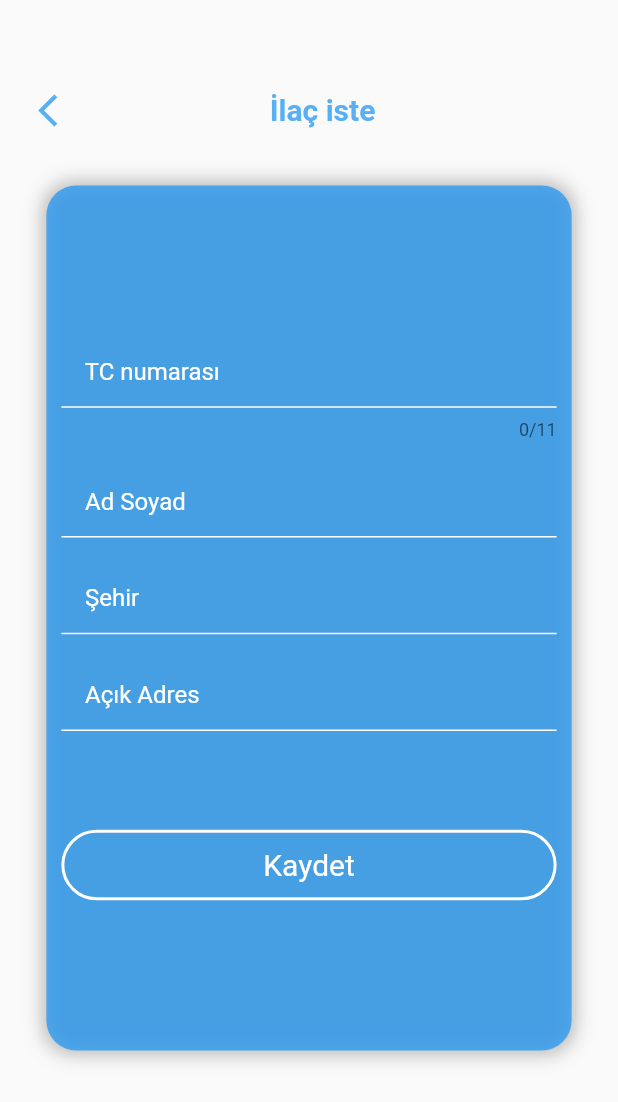
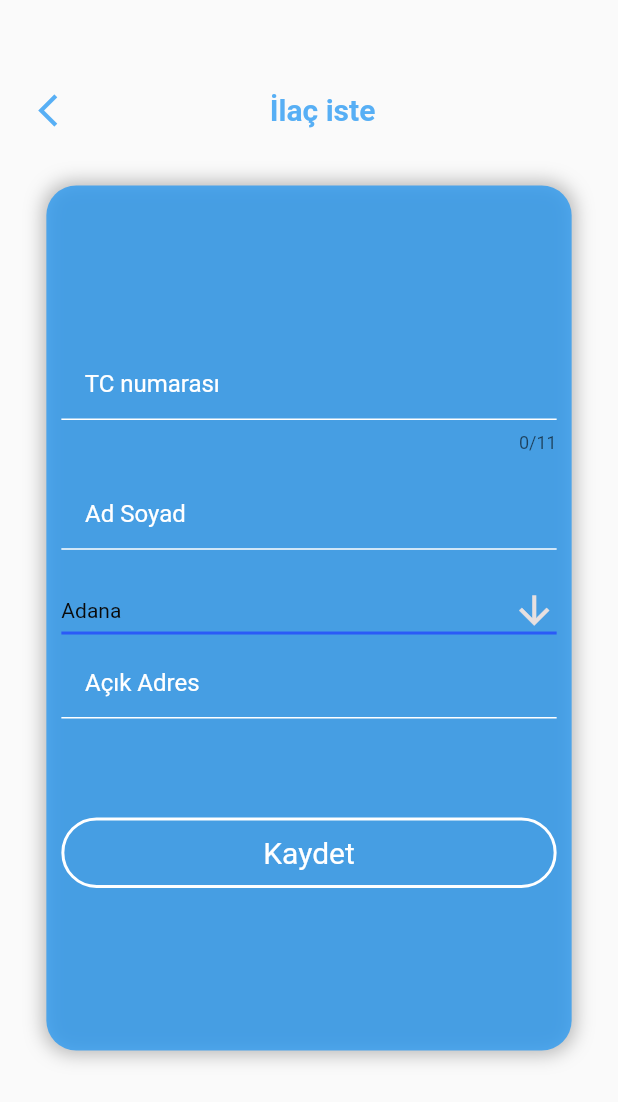
Before and after one commit to ahmedtabsho/get_medicine_project, a Flutter app: the GetWanterInfo screen opened directly with empty values, on a phone screen of 412 x 824 dp. Shown: the top 1102 px of the screen. Run offline on Flutter 3.47's test engine with Material 2 defaults, Android fonts, the light colour scheme and no system bars; our stand-ins replace cloud_firestore, firebase_auth, firebase_core, fluttertoast, geocoding, geolocator and 1 more; accounts and stored records are empty.

Commit message:
last editing

```diff
--- a/lib/medicine_info_page.dart
+++ b/lib/medicine_info_page.dart
@@ -91,8 +91,6 @@ const List<String> list = <String>[
 ];
 String dropdownValue = list.first;
 
-const List<String> list = <String>['Adana', 'Adıyaman', 'Afyonkarahisar', 'Ağrı', 'Aksaray', 'Amasya', 'Ankara', 'Antalya', 'Ardahan', 'Artvin', 'Aydın', 'Balıkesir', 'Bartın', 'Batman', 'Bayburt', 'Bilecik', 'Bingöl', 'Bitlis', 'Bolu', 'Burdur', 'Bursa', 'Çanakkale', 'Çankırı', 'Çorum', 'Denizli', 'Diyarbakır', 'Düzce', 'Edirne', 'Elazığ', 'Erzincan', 'Erzurum', 'Eskişehir', 'Gaziantep', 'Giresun', 'Gümüşhane', 'Hakkâri', 'Hatay', 'Iğdır', 'Isparta', 'İstanbul', 'İzmir', 'Kahramanmaraş', 'Karabük', 'Karaman', 'Kars', 'Kastamonu', 'Kayseri', 'Kırıkkale', 'Kırklareli', 'Kırşehir', 'Kilis', 'Kocaeli', 'Konya', 'Kütahya', 'Malatya', 'Manisa', 'Mardin', 'Mersin', 'Muğla', 'Muş', 'Nevşehir', 'Niğde', 'Ordu', 'Osmaniye', 'Rize', 'Sakarya', 'Samsun', 'Siirt', 'Sinop', 'Sivas', 'Şanlıurfa', 'Şırnak', 'Tekirdağ', 'Tokat', 'Trabzon', 'Tunceli', 'Uşak', 'Van', 'Yalova', 'Yozgat', 'Zonguldak'];
-String dropdownValue =list.first;
 class MedicineInfoWidget extends StatefulWidget {
   const MedicineInfoWidget({Key? key}) : super(key: key);
 
@@ -107,8 +105,7 @@ class _MedicineInfoWidgetState extends State<MedicineInfoWidget> {
   final TextEditingController _nameController = TextEditingController();
   final TextEditingController _medNameController = TextEditingController();
   // ignore: unused_field
-
-  late final TextEditingController _cityController= TextEditingController();
+  late final TextEditingController _cityController = TextEditingController();
   final TextEditingController _adresController = TextEditingController();
   final TextEditingController _medInfoController = TextEditingController();
 
@@ -122,9 +119,13 @@ class _MedicineInfoWidgetState extends State<MedicineInfoWidget> {
 
   Future<void> setNewMed() async {
     try {
-
-      final newMed = _firestore.collection("Medicines").doc(); // doc() parametresiz kullanarak yeni bir doküman referansı alın
-      if(_medNameController.text == ""  || _nameController.text == "" || _adresController.text == "" || _tcController.text == ""){
+      final newMed = _firestore
+          .collection("Medicines")
+          .doc(); // doc() parametresiz kullanarak yeni bir doküman referansı alın
+      if (_medNameController.text == "" ||
+          _nameController.text == "" ||
+          _adresController.text == "" ||
+          _tcController.text == "") {
         throw Exception("doğru bilgiler girin lürfen.");
       }
       await newMed.set(
@@ -132,9 +133,8 @@ class _MedicineInfoWidgetState extends State<MedicineInfoWidget> {
           'UserName': _nameController.text,
           'UserID': _auth.currentUser!.uid,
           'UserTC': _tcController.text,
-          'medName': _medNameController.text,
-
-          'City':dropdownValue,
+          'medName': _medNameController.text.toLowerCase(),
+          'City': dropdownValue,
           'Adress': _adresController.text,
           'MedInfo': _medInfoController.text,
         },
@@ -166,12 +166,9 @@ class _MedicineInfoWidgetState extends State<MedicineInfoWidget> {
     }
   }
 
-
   @override
   Widget build(BuildContext context) {
     var size = MediaQuery.of(context).size;
-
-
 
     //var city;
 
@@ -181,7 +178,8 @@ class _MedicineInfoWidgetState extends State<MedicineInfoWidget> {
         style: const TextStyle(
           color: Colors.white,
         ),
-  cursorColor: const Color.fromARGB(255, 15, 15, 15),
+        cursorColor: const Color.fromARGB(255, 244, 243, 243),
+        maxLength: 11,
         keyboardType: TextInputType.number,
         inputFormatters: [
           FilteringTextInputFormatter.allow(RegExp(r'[0-9]')),
@@ -236,7 +234,6 @@ SizedBox(
           ),
           cursorColor: Colors.white,
           decoration: const InputDecoration(
-
             hintText: '   İlaç adı',
             prefixText: ' ',
             hintStyle: TextStyle(color: Colors.white),
@@ -253,14 +250,11 @@ SizedBox(
       SizedBox(
         height: size.height * 0.02,
       ),
-
-
       DropdownButton<String>(
-
         value: dropdownValue,
         icon: const Icon(Icons.arrow_downward),
         elevation: 16,
-      style: const TextStyle(color: Color.fromARGB(255, 25, 26, 26)),
+        style: const TextStyle(color: Color.fromRGBO(10, 10, 10, 1)),
         underline: Container(
           height: 2,
           color: const Color.fromARGB(255, 42, 90, 247),
@@ -279,11 +273,9 @@ SizedBox(
         }).toList(),
 
         iconSize: 30.0,
-        iconEnabledColor: const Color.fromARGB(255, 18, 18, 18),
+        iconEnabledColor: const Color.fromRGBO(231, 224, 224, 1),
         isExpanded: true, //genişletmek için
       ),
-
-
       TextField(
           controller: _adresController,
           style: const TextStyle(
@@ -291,7 +283,6 @@ SizedBox(
           ),
           cursorColor: Colors.white,
           decoration: const InputDecoration(
-
             hintText: '   Açık Adres',
             prefixText: ' ',
             hintStyle: TextStyle(color: Colors.white),
@@ -315,7 +306,6 @@ SizedBox(
           ),
           cursorColor: Colors.white,
           decoration: const InputDecoration(
-
             hintText: '   İlaç bilgisi',
             prefixText: ' ',
             hintStyle: TextStyle(color: Colors.white),
@@ -339,8 +329,7 @@ SizedBox(
           decoration: BoxDecoration(
               border: Border.all(color: Colors.white, width: 2),
               //color: colorPrimaryShade,
-                                  borderRadius:
-                                  const BorderRadius.all(Radius.circular(30))),
+              borderRadius: const BorderRadius.all(Radius.circular(30))),
           child: const Padding(
             padding: EdgeInsets.all(5.0),
             child: Center(
@@ -385,8 +374,6 @@ SizedBox(
             ),
           ),
         ),
-          ),
-        ),
         Padding(
           padding:
               EdgeInsets.only(top: size.height * .06, left: size.width * .02),
--- a/lib/search_medicine_page.dart
+++ b/lib/search_medicine_page.dart
@@ -8,9 +8,11 @@ import 'package:geolocator/geolocator.dart';
 // ignore: depend_on_referenced_packages
 import 'package:geocoding/geocoding.dart';
 import 'getDistanceFunciton.dart';
+import 'package:firebase_auth/firebase_auth.dart';
 
 class SearchMedicine extends StatefulWidget {
   const SearchMedicine({Key? key}) : super(key: key);
+
 
   @override
   // ignore: library_private_types_in_public_api
@@ -27,6 +29,8 @@ class _SearchMedicineState extends State<SearchMedicine> {
   bool _locationPermissionGranted = false;
   // ignore: prefer_final_fields, unused_field
   String _userCity = '';
+  late FirebaseAuth _auth;
+  String userID=" ";
 
 
 
@@ -38,7 +42,8 @@ class _SearchMedicineState extends State<SearchMedicine> {
     matchingDocuments = [];
     tmpmatchingDocuments=[];
      _checkLocationPermission();
-
+     _auth = FirebaseAuth.instance;
+     userID=_auth.currentUser!.uid;
   }
 
 
@@ -117,14 +122,22 @@ Future<List<QueryDocumentSnapshot<Object?>>?> sortMed(List<QueryDocumentSnapshot
       return;
     }
 
-    final QuerySnapshot querySnapshot = await _firestore
+   final QuerySnapshot querySnapshot = await _firestore
         .collection("Medicines")
-        .where("medName", isEqualTo: searchedMedName)
+        .where("medName",
+            isEqualTo: searchedMedName
+                .toLowerCase(),)
         .get();
 
     setState(() {
       tmpmatchingDocuments = querySnapshot.docs.toList();
-
+      for (int i = 0; i < tmpmatchingDocuments!.length; i++) {
+       final data = tmpmatchingDocuments![i].data() as Map<String, dynamic>;
+     if(data["UserID"]==userID)
+     {
+      tmpmatchingDocuments!.removeAt(i);
+     }
+  }
     });
     tmpmatchingDocuments=await sortMed(tmpmatchingDocuments);
     setState(() {
--- a/lib/wanter_info_page.dart
+++ b/lib/wanter_info_page.dart
@@ -4,6 +4,91 @@ import 'package:cloud_firestore/cloud_firestore.dart';
 import 'package:firebase_auth/firebase_auth.dart';
 import 'package:get_medicine_project/choice_operation.dart';
 import 'package:fluttertoast/fluttertoast.dart';
+
+const List<String> list = <String>[
+  'Adana',
+  'Adıyaman',
+  'Afyonkarahisar',
+  'Ağrı',
+  'Aksaray',
+  'Amasya',
+  'Ankara',
+  'Antalya',
+  'Ardahan',
+  'Artvin',
+  'Aydın',
+  'Balıkesir',
+  'Bartın',
+  'Batman',
+  'Bayburt',
+  'Bilecik',
+  'Bingöl',
+  'Bitlis',
+  'Bolu',
+  'Burdur',
+  'Bursa',
+  'Çanakkale',
+  'Çankırı',
+  'Çorum',
+  'Denizli',
+  'Diyarbakır',
+  'Düzce',
+  'Edirne',
+  'Elazığ',
+  'Erzincan',
+  'Erzurum',
+  'Eskişehir',
+  'Gaziantep',
+  'Giresun',
+  'Gümüşhane',
+  'Hakkâri',
+  'Hatay',
+  'Iğdır',
+  'Isparta',
+  'İstanbul',
+  'İzmir',
+  'Kahramanmaraş',
+  'Karabük',
+  'Karaman',
+  'Kars',
+  'Kastamonu',
+  'Kayseri',
+  'Kırıkkale',
+  'Kırklareli',
+  'Kırşehir',
+  'Kilis',
+  'Kocaeli',
+  'Konya',
+  'Kütahya',
+  'Malatya',
+  'Manisa',
+  'Mardin',
+  'Mersin',
+  'Muğla',
+  'Muş',
+  'Nevşehir',
+  'Niğde',
+  'Ordu',
+  'Osmaniye',
+  'Rize',
+  'Sakarya',
+  'Samsun',
+  'Siirt',
+  'Sinop',
+  'Sivas',
+  'Şanlıurfa',
+  'Şırnak',
+  'Tekirdağ',
+  'Tokat',
+  'Trabzon',
+  'Tunceli',
+  'Uşak',
+  'Van',
+  'Yalova',
+  'Yozgat',
+  'Zonguldak'
+];
+String dropdownValue = list.first;
 
 class GetWanterInfo extends StatefulWidget {
   final String medId;
@@ -44,11 +129,10 @@ class _GetWanterInfoState extends State<GetWanterInfo> {
         'UserName': _nameController.text,
         'UserID': _auth.currentUser!.uid,
         'UserTC': _tcController.text,
-        'City': _cityController.text,
+        'City': dropdownValue,
         'Adress': _adresController.text,
       };
-      if (_cityController.text == "" ||
-          _nameController.text == "" ||
+      if (_nameController.text == "" ||
           _adresController.text == "" ||
           _tcController.text == "") {
         throw Exception("doğru bilgiler girin lürfen.");
@@ -170,29 +254,32 @@ class _GetWanterInfoState extends State<GetWanterInfo> {
                       SizedBox(
                         height: size.height * 0.02,
                       ),
-                      TextField(
-                          controller: _cityController,
-                          style: const TextStyle(
-                            color: Colors.white,
-                          ),
-                          cursorColor: Colors.white,
-                          decoration: const InputDecoration(
-                            hintText: '   Şehir',
-                            prefixText: ' ',
-                            hintStyle: TextStyle(color: Colors.white),
-                            focusColor: Colors.white,
-                            focusedBorder: UnderlineInputBorder(
-                                borderSide: BorderSide(
-                              color: Colors.white,
-                            )),
-                            enabledBorder: UnderlineInputBorder(
-                                borderSide: BorderSide(
-                              color: Colors.white,
-                            )),
-                          )),
-                      SizedBox(
-                        height: size.height * 0.02,
-                      ),
+                     DropdownButton<String>(
+        value: dropdownValue,
+        icon: const Icon(Icons.arrow_downward),
+        elevation: 16,
+        style: const TextStyle(color: Color.fromRGBO(10, 10, 10, 1)),
+        underline: Container(
+          height: 2,
+          color: const Color.fromARGB(255, 42, 90, 247),
+        ),
+        onChanged: (String? value) {
+          //kullanıcı bir öğe seçtiğinde çağrılır
+          setState(() {
+            dropdownValue = value!;
+          });
+        },
+        items: list.map<DropdownMenuItem<String>>((String value) {
+          return DropdownMenuItem<String>(
+            value: value,
+            child: Text(value),
+          );
+        }).toList(),
+
+        iconSize: 30.0,
+        iconEnabledColor: const Color.fromRGBO(231, 224, 224, 1),
+        isExpanded: true, //genişletmek için
+      ),
                       TextField(
                           controller: _adresController,
                           style: const TextStyle(
```
Also changed, not shown: pubspec.lock. Lines whose indentation alone changed are shown as unchanged.
